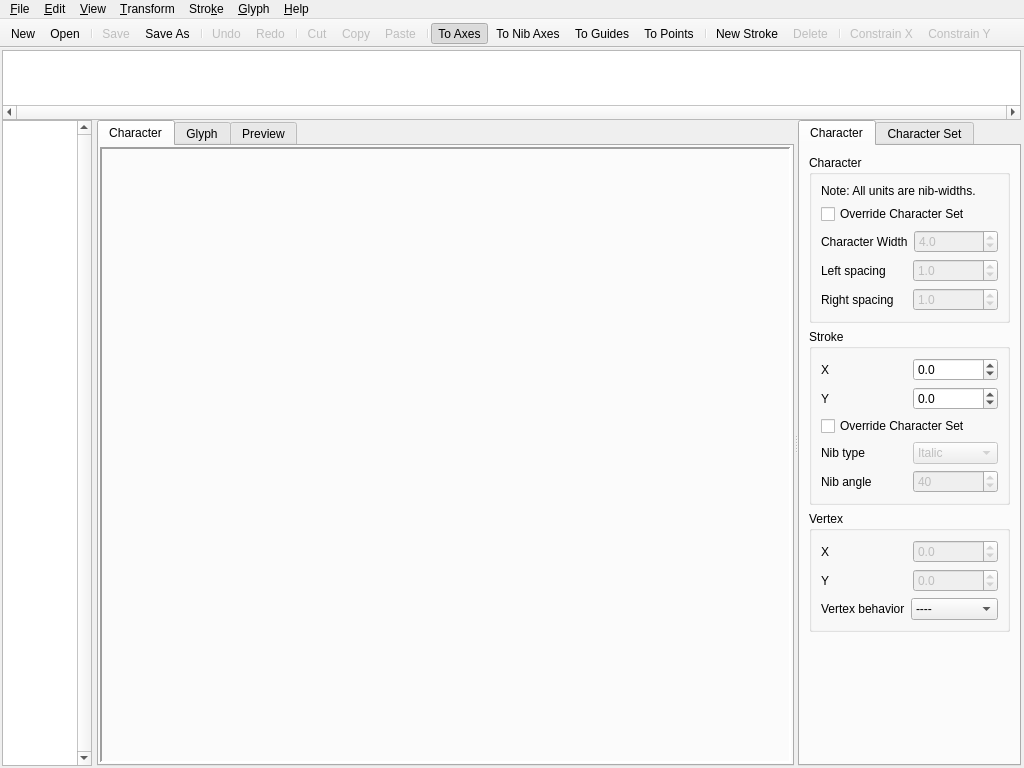
Qt form editor/pytalic2_editor.ui (dsizzle/pytalic2) before a commit.
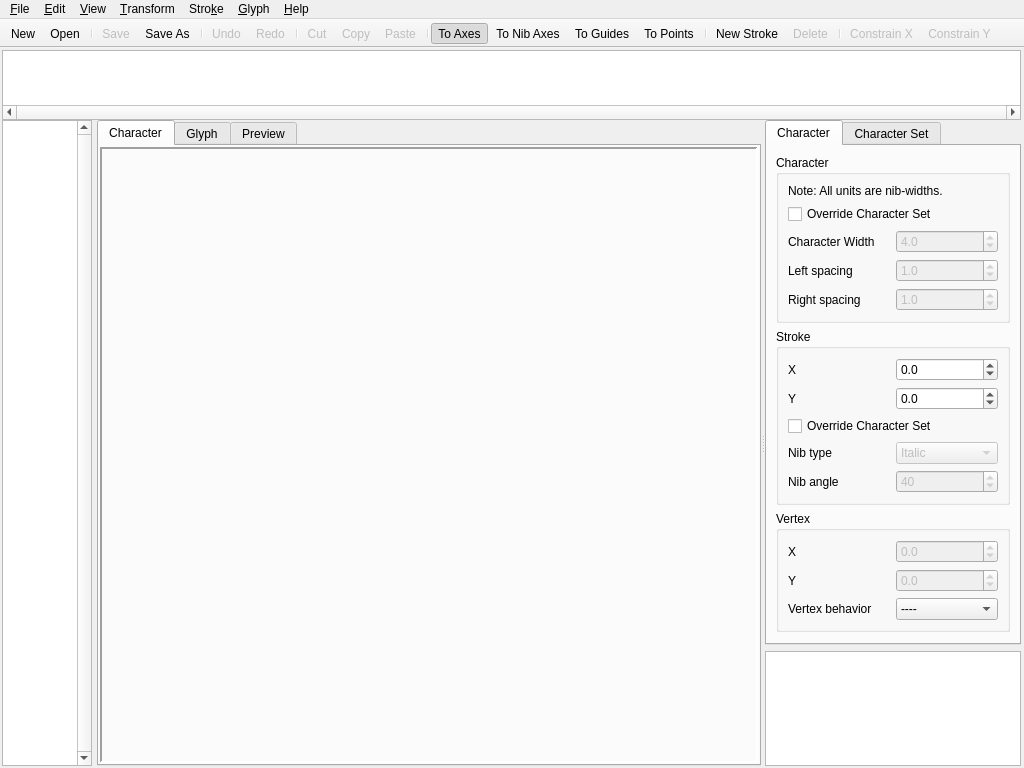
The same form after that commit. Icons and pictures are not drawn. Custom widgets are drawn as their Qt base class.

Commit message: fixed Makefile and ui files for refactored directory layout

The edit to the form file:
```diff
--- a/editor/pytalic2_editor.ui
+++ b/editor/pytalic2_editor.ui
@@ -398,6 +398,9 @@
             </layout>
            </widget>
           </widget>
+          <widget class="QWidget" name="side_holder" native="true">
+           <layout class="QVBoxLayout" name="verticalLayout_9">
+            <item>
           <widget class="QTabWidget" name="property_tabs">
            <property name="sizePolicy">
             <sizepolicy hsizetype="Expanding" vsizetype="Expanding">
@@ -1139,6 +1142,12 @@
             </layout>
            </widget>
           </widget>
+            </item>
+            <item>
+             <widget class="QListWidget" name="listWidget"/>
+            </item>
+           </layout>
+          </widget>
          </widget>
         </item>
        </layout>
```
Left out of the diff: 46 changed lines with no effect on the pictures. Lines whose indentation alone changed are shown as unchanged. The commit also changes 2 other files.
